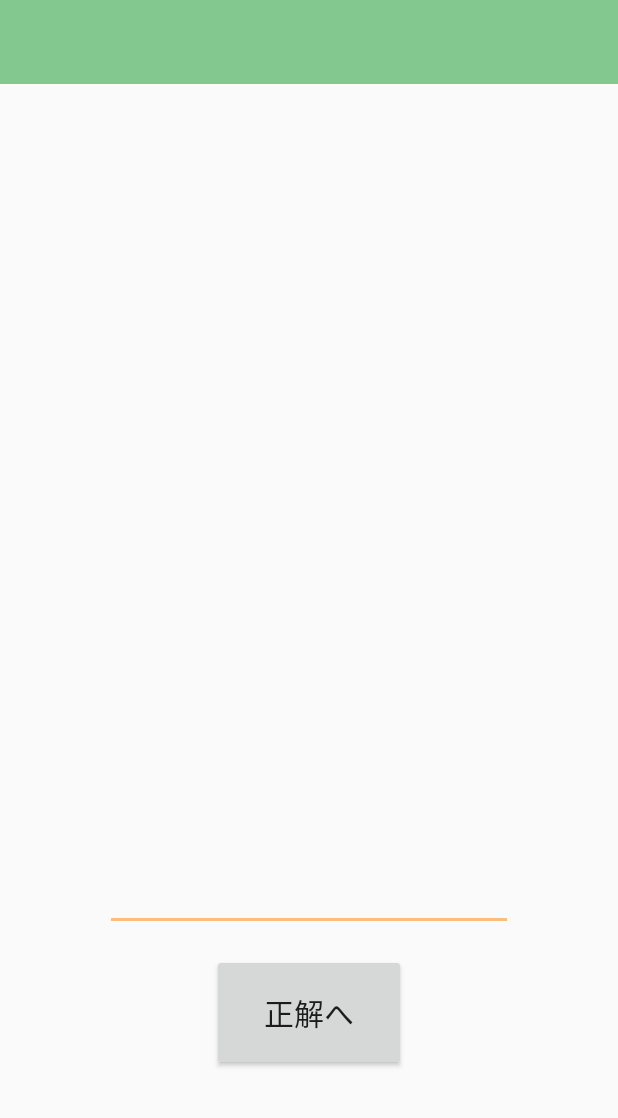
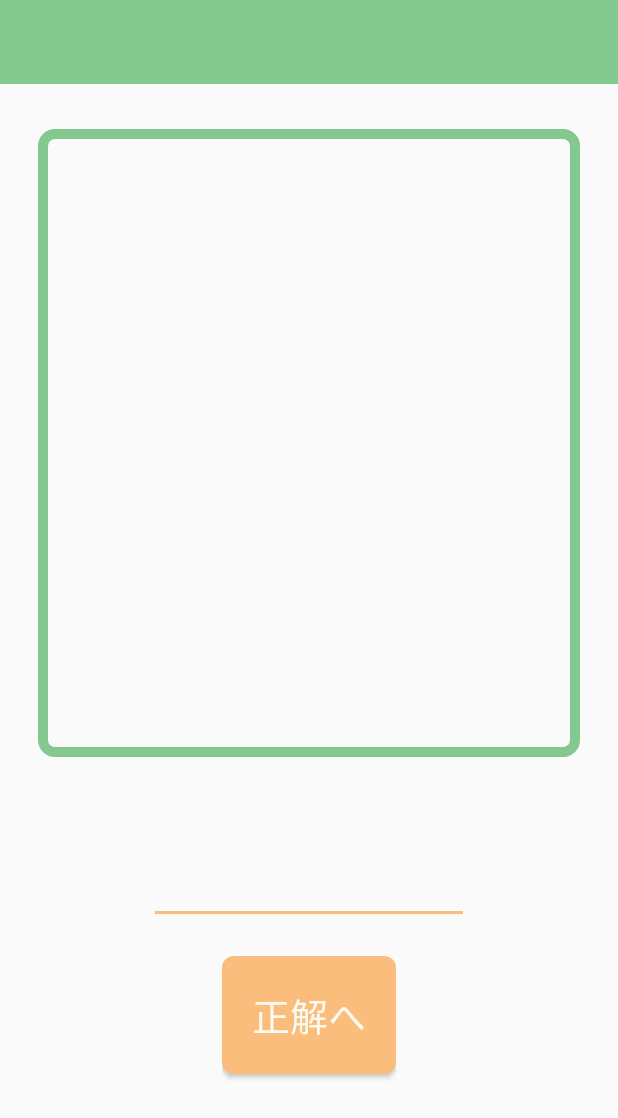
Before and after one commit to f19ba073/GraduaionResearch_13, an Android app: the layout game_play.xml on its own in the app's theme, with its tools: preview values and no code run, on a phone screen of 412 x 824 dp. Shown: the top 1118 px of the screen. Run offline under Robolectric (Android 15) with nearby library versions, the phone set to English and light mode, and no system bars.

Commit message:
レイアウトを整えました

```diff
--- /dev/null
+++ b/app/src/main/res/drawable/accent_color_button.xml
@@ -0,0 +1,8 @@
+<?xml version="1.0" encoding="utf-8"?>
+<shape xmlns:android="http://schemas.android.com/apk/res/android"
+    android:shape="rectangle">
+    <gradient
+        android:startColor="@color/colorAccent"
+        android:endColor="@color/colorAccent" />
+    <corners android:radius="8dp" />
+</shape>
--- /dev/null
+++ b/app/src/main/res/drawable/border_color_main.xml
@@ -0,0 +1,11 @@
+<?xml version="1.0" encoding="utf-8"?>
+<shape
+    xmlns:android="http://schemas.android.com/apk/res/android"
+    android:shape="rectangle">
+    <corners
+        android:radius="8dp"
+        />
+    <stroke
+        android:width="10px"
+        android:color="@color/colorMain"/>
+</shape>
--- a/app/src/main/res/layout/game_play.xml
+++ b/app/src/main/res/layout/game_play.xml
@@ -31,19 +31,21 @@
 
             <TextView
                 android:id="@+id/problem_text_view"
-                android:layout_width="wrap_content"
+                android:layout_width="match_parent"
                 android:layout_height="0dp"
                 android:layout_weight="2.3"
                 android:layout_marginTop="30dp"
+                android:layout_marginHorizontal="15dp"
                 android:gravity="left"
                 android:layout_gravity="center_horizontal"
-                android:textSize="30sp" />
+                android:textSize="30sp"
+                android:background="@drawable/border_color_main"/>
 
             <EditText
                 android:id="@+id/edit_answer_text"
-                android:layout_width="272dp"
+                android:layout_width="wrap_content"
                 android:layout_height="0dp"
-                android:layout_weight="0.6"
+                android:layout_weight="0.5"
                 android:layout_marginTop="20dp"
                 android:layout_marginBottom="15dp"
                 android:layout_gravity="center_horizontal"
@@ -58,10 +60,14 @@
                 android:orientation="horizontal">
                 <Button
                     android:id="@+id/next_transition_button"
-                    android:layout_width="129dp"
-                    android:layout_height="78dp"
+                    android:layout_width="wrap_content"
+                    android:layout_height="wrap_content"
+                    android:layout_gravity="center"
+                    android:padding="20dp"
                     android:text="正解へ"
-                    android:textSize="20sp" />
+                    android:textSize="25sp"
+                    android:textColor="@color/colorBase"
+                    android:background="@drawable/accent_color_button"/>
 
             </LinearLayout>
 
--- a/app/src/main/res/layout/game_start.xml
+++ b/app/src/main/res/layout/game_start.xml
@@ -30,7 +30,7 @@
             android:layout_gravity="center_horizontal"
             android:fontFamily="sans-serif"
             android:text="問題スタート！！"
-            android:background="@color/colorAccent"
+            android:background="@drawable/accent_color_button"
             android:textSize="25sp"
             android:textColor="@color/colorBase"
             android:textStyle="bold" />
--- a/app/src/main/res/layout/home.xml
+++ b/app/src/main/res/layout/home.xml
@@ -37,7 +37,8 @@
         app:layout_constraintStart_toEndOf="@+id/setting_button"
         app:layout_constraintTop_toTopOf="parent"
         app:layout_constraintVertical_bias="1.0"
-        android:background="@color/colorAccent"/>
+        android:textColor="@color/colorBase"
+        android:background="@drawable/accent_color_button"/>
 
     <Button
         android:id="@+id/setting_button"
@@ -59,7 +60,8 @@
         app:layout_constraintStart_toStartOf="parent"
         app:layout_constraintTop_toTopOf="parent"
         app:layout_constraintVertical_bias="1.0"
-        android:background="@color/colorAccent"/>
+        android:textColor="@color/colorBase"
+        android:background="@drawable/accent_color_button"/>
 
     <ImageView
         android:id="@+id/image_view_1"
@@ -86,7 +88,8 @@
         app:layout_constraintHorizontal_bias="0.5"
         app:layout_constraintStart_toStartOf="parent"
         app:layout_constraintTop_toTopOf="parent"
-        app:layout_constraintVertical_bias="0.69" />
+        app:layout_constraintVertical_bias="0.69"
+        android:background="@drawable/border_color_main"/>
 
     <LinearLayout
         android:layout_width="match_parent"
```
